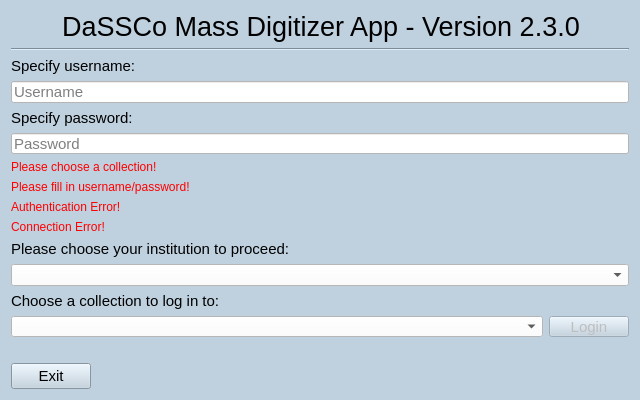
NHMDenmark/Mass-Digitizer, file MassDigitizer/ui/homescreen.ui: the form before one commit.
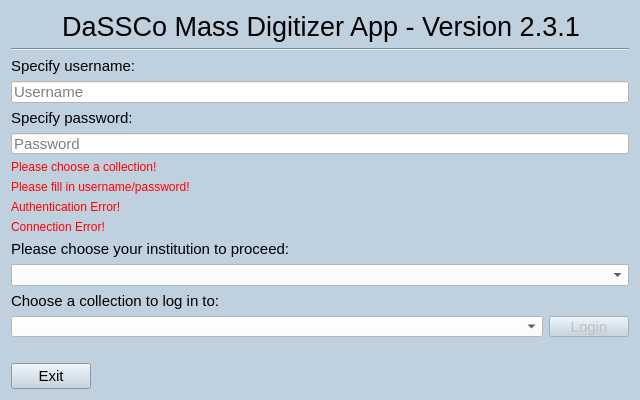
The form after the commit.

Commit message: Added button to copy container Id #630

```diff
--- a/MassDigitizer/ui/homescreen.ui
+++ b/MassDigitizer/ui/homescreen.ui
@@ -61,7 +61,7 @@
       </font>
      </property>
      <property name="text">
-      <string>DaSSCo Mass Digitizer App - Version 2.3.0</string>
+      <string>DaSSCo Mass Digitizer App - Version 2.3.1</string>
      </property>
      <property name="alignment">
       <set>Qt::AlignmentFlag::AlignCenter</set>
```
The commit also changes 4 other files.
